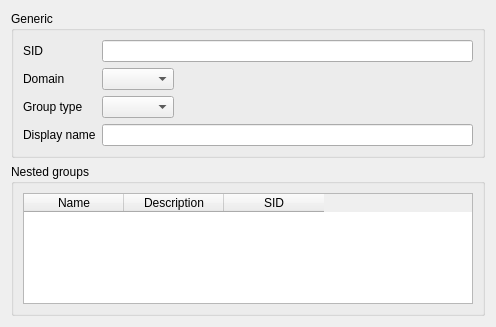
Before: the Qt Designer form agent/src/clacks/agent/data/templates/default/group-samba.ui in gonicus/clacks, drawn with Qt 5.
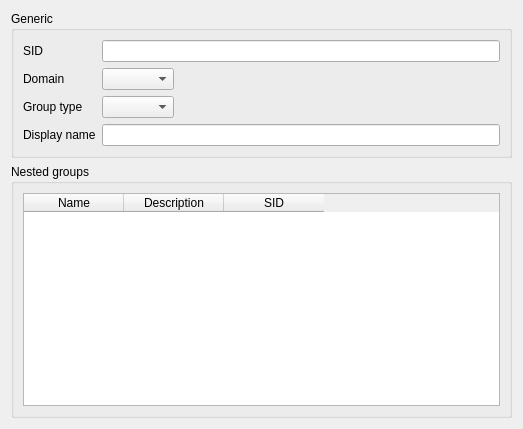
After: the same form once the commit is applied. Icons and pictures are not drawn.

Commit message: Break dialog layout

The edit to the form file:
```diff
--- a/agent/src/clacks/agent/data/templates/default/group-samba.ui
+++ b/agent/src/clacks/agent/data/templates/default/group-samba.ui
@@ -6,8 +6,8 @@
    <rect>
     <x>0</x>
     <y>0</y>
-    <width>496</width>
-    <height>327</height>
+    <width>523</width>
+    <height>429</height>
    </rect>
   </property>
   <property name="windowTitle">
@@ -104,7 +104,7 @@
         <property name="maximumSize">
          <size>
           <width>16777215</width>
-          <height>200</height>
+          <height>16777215</height>
          </size>
         </property>
         <property name="editTitle" stdset="0">
```
Left out of the diff: 10 changed lines with no effect on the pictures. The commit also changes 5 other files.
